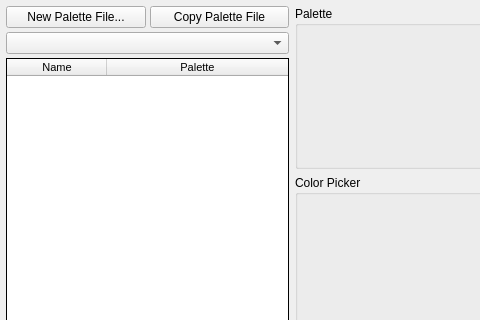
First picture: the form in Source/Fractorium/PaletteEditor.ui, repository typpos/fractorium, before the edit; both pictures show x 0 to 480 and y 0 to 320 of the 887 by 540 pixel window.
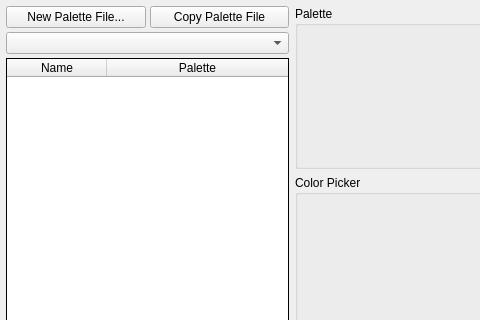
Second picture: the form after the edit.

Patch:
```diff
--- a/Source/Fractorium/PaletteEditor.ui
+++ b/Source/Fractorium/PaletteEditor.ui
@@ -71,10 +71,6 @@
         </size>
        </property>
        <property name="font">
-        <font>
-         <family>MS Shell Dlg 2</family>
-         <pointsize>8</pointsize>
-        </font>
        </property>
        <property name="frameShape">
         <enum>QFrame::Panel</enum>
```
